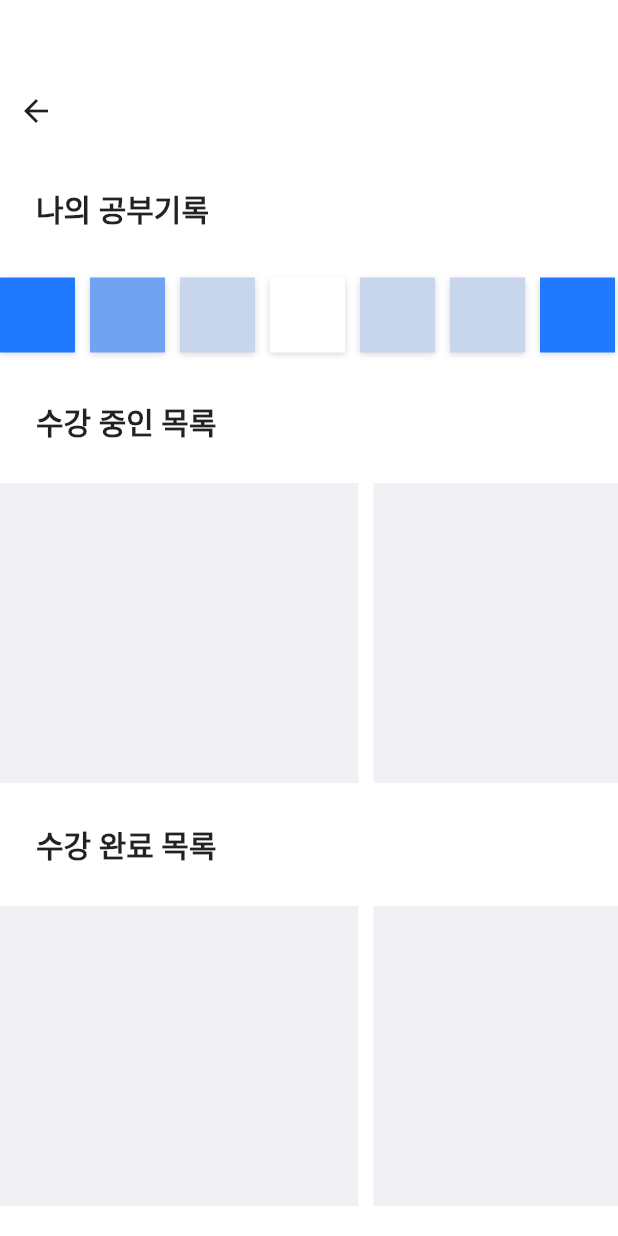
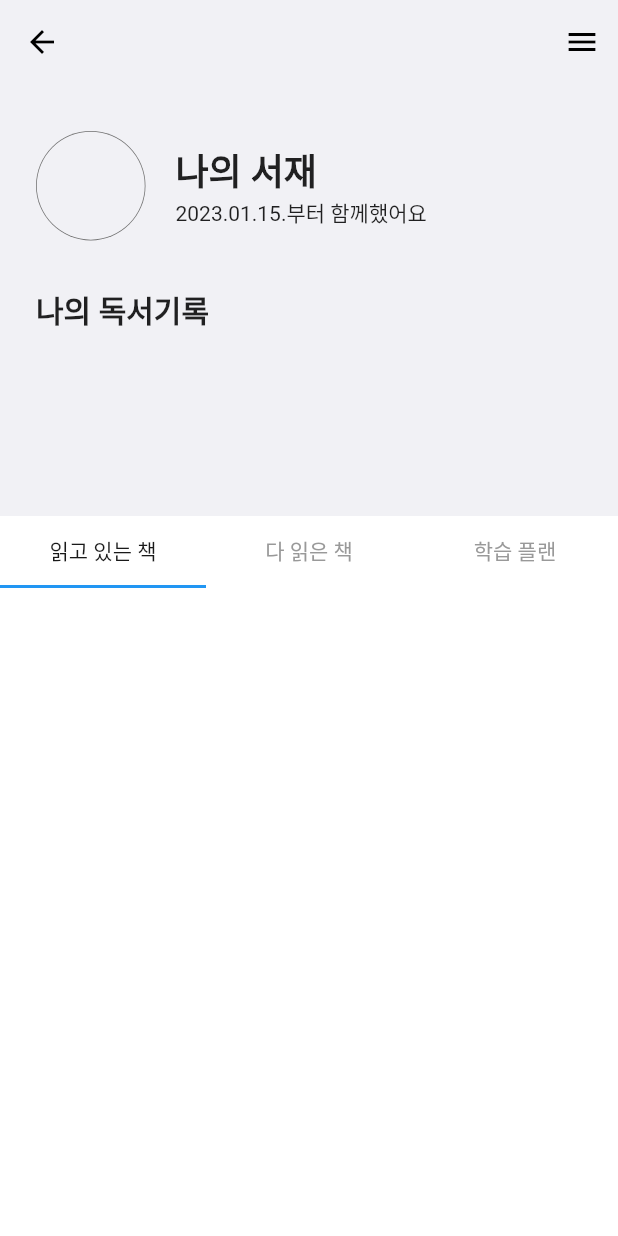
Before and after one commit to GSC2023-Reducer/phopes, a Flutter app: the screen it shows after launch, on a phone screen of 412 x 824 dp. Run offline on Flutter 3.47's test engine with Material 2 defaults, Android fonts, the light colour scheme and no system bars; our stand-ins replace firebase_core, firebase_database, isar, percent_indicator; accounts and stored records are empty; generated files the repository leaves out were written again.

Commit message:
[FEAT] 학습 플랜 DB 연동

```diff
--- a/lib/study_plan_page.dart
+++ b/lib/study_plan_page.dart
@@ -1,5 +1,13 @@
 import 'package:flutter/material.dart';
-import '/widgets/daily_contribution.dart';
+import 'package:isar/isar.dart';
+import 'package:phopes/models/book.dart';
+import 'package:phopes/models/book_chapter.dart';
+import 'package:phopes/models/book_chapters.dart';
+import 'package:phopes/models/book_record.dart';
+import 'package:phopes/models/daily_record.dart';
+import 'package:phopes/widgets/book_preview_card.dart';
+import 'package:phopes/widgets/daily_contribution.dart';
+import 'package:phopes/widgets/student_home_drawer.dart';
 
 final List<Map> item = [
   {
@@ -32,134 +40,238 @@ final List<Map> item = [
   },
 ];
 
-class StudyPlanPage extends StatelessWidget {
+class StudyPlanPage extends StatefulWidget {
   const StudyPlanPage({super.key});
+
+  @override
+  State<StudyPlanPage> createState() => _StudyPlanPageState();
+}
+
+class _StudyPlanPageState extends State<StudyPlanPage> {
+  late Future<List<DailyRecord>> dailyRecords;
+  late Future<List<BookRecord>> finishedBooks;
+  late Future<List<BookRecord>> readingBooks;
+
+  @override
+  void initState() {
+    super.initState();
+    final isar = Isar.openSync(
+      [
+        BookSchema,
+        BookRecordSchema,
+        BookChaptersSchema,
+        BookChapterItemSchema,
+        DailyRecordSchema,
+      ],
+    );
+
+    dailyRecords = isar.dailyRecords.where().findAll();
+    finishedBooks = isar.bookRecords.filter().isFinishedEqualTo(true).findAll();
+    readingBooks = isar.bookRecords.filter().isFinishedEqualTo(false).findAll();
+    // TODO: get 가입 날짜
+  }
 
   @override
   Widget build(BuildContext context) {
     return MaterialApp(
       home: Scaffold(
-          backgroundColor: Colors.white,
+        appBar: AppBar(
+          actions: [
+            Builder(
+              builder: (context) => IconButton(
+                icon: const Icon(Icons.menu),
+                color: Colors.black,
+                onPressed: () => Scaffold.of(context).openEndDrawer(),
+                tooltip: MaterialLocalizations.of(context).openAppDrawerTooltip,
+              ),
+            ),
+          ],
+          elevation: 0.0,
+          backgroundColor: Colors.transparent,
+          leading: IconButton(
+            icon: const Icon(
+              Icons.arrow_back_outlined,
+              color: Colors.black,
+            ),
+            onPressed: () {
+              Navigator.pop(context);
+            },
+          ),
+        ),
+        endDrawer: const StudentHomeDrawer(),
+        backgroundColor: const Color.fromRGBO(241, 241, 245, 1),
         body: Column(
           crossAxisAlignment: CrossAxisAlignment.start,
+          mainAxisAlignment: MainAxisAlignment.spaceBetween,
           children: [
-              const SizedBox(
-                height: 50,
-              ),
-              IconButton(
-                  icon: Icon(Icons.arrow_back_outlined),
-                  onPressed: () {
-                    Navigator.pop(context);
-                  }),
+            Flexible(
+              flex: 3,
+              child: Column(
+                crossAxisAlignment: CrossAxisAlignment.start,
+                mainAxisAlignment: MainAxisAlignment.spaceEvenly,
+                children: [
                   const Padding(
                     padding: EdgeInsets.symmetric(
-                  vertical: 26,
+                      horizontal: 24,
                     ),
-                child: Padding(
+                    child: Row(
+                      children: [
+                        CircleAvatar(
+                          radius: 36.5,
+                          backgroundColor: Color.fromRGBO(112, 112, 112, 1),
+                          child: CircleAvatar(
+                            radius: 36,
+                            backgroundColor: Color.fromRGBO(241, 241, 245, 1),
+                          ),
+                        ),
+                        SizedBox(width: 20),
+                        Column(
+                          crossAxisAlignment: CrossAxisAlignment.start,
+                          children: [
+                            Text(
+                              '나의 서재',
+                              style: TextStyle(
+                                fontSize: 24,
+                                fontWeight: FontWeight.bold,
+                              ),
+                            ),
+                            Text('2023.01.15.부터 함께했어요'),
+                          ],
+                        )
+                      ],
+                    ),
+                  ),
+                  const Padding(
                     padding: EdgeInsets.symmetric(
                       horizontal: 24,
                     ),
                     child: Text(
-                    "나의 공부기록",
+                      "나의 독서기록",
                       style: TextStyle(
                         fontSize: 20,
                         fontWeight: FontWeight.w600,
                       ),
                     ),
                   ),
-              ),
                   SizedBox(
                     height: 60,
-                child: ListView.separated(
-                  itemCount: item.length,
+                    child: FutureBuilder(
+                      future: dailyRecords,
+                      builder: (context, snapshot) {
+                        if (snapshot.hasData) {
+                          return ListView.separated(
+                            itemCount: snapshot.data!.length,
                             itemBuilder: (context, index) => DailyContribution(
-                    contribution: item[index]["contribution"],
-                    date: item[index]["date"],
+                              contribution: snapshot.data![index].chaptersRead
+                                  .countSync(),
+                              date: snapshot.data![index].createdAt!,
                             ),
-                  separatorBuilder: (context, index) => const SizedBox(
+                            separatorBuilder: (context, index) =>
+                                const SizedBox(
                               width: 10,
                             ),
                             scrollDirection: Axis.horizontal,
+                          );
+                        } else if (snapshot.hasError) {
+                          return const SizedBox(
+                            height: 60,
+                          );
+                        }
+                        return const CircularProgressIndicator();
+                      },
                     ),
                   ),
-              const Padding(
-                padding: EdgeInsets.symmetric(
-                  vertical: 26,
+                ],
               ),
-                child: Padding(
-                  padding: EdgeInsets.symmetric(
-                    horizontal: 24,
             ),
-                  child: Text(
-                    "수강 중인 목록",
-                    style: TextStyle(
-                      fontSize: 20,
-                      fontWeight: FontWeight.w600,
+            Flexible(
+              flex: 5,
+              child: DefaultTabController(
+                length: 3,
+                initialIndex: 0,
+                child: Container(
+                  decoration: const BoxDecoration(color: Colors.white),
+                  child: Column(
+                    children: [
+                      const TabBar(
+                        labelColor: Color.fromRGBO(25, 25, 25, 1),
+                        unselectedLabelColor: Color.fromRGBO(153, 153, 153, 1),
+                        tabs: [
+                          Tab(
+                            text: '읽고 있는 책',
+                          ),
+                          Tab(
+                            text: '다 읽은 책',
+                          ),
+                          Tab(
+                            text: '학습 플랜',
+                          )
+                        ],
+                      ),
+                      Flexible(
+                        flex: 1,
+                        child: TabBarView(
+                          children: [
+                            FutureBuilder(
+                              future: readingBooks,
+                              builder: (context, snapshot) {
+                                if (snapshot.hasData) {
+                                  return ListView.separated(
+                                    itemCount: snapshot.data!.length,
+                                    itemBuilder: (context, index) {
+                                      return BookPreviewCard(
+                                          snapshot.data![index].book.value);
+                                    },
+                                    separatorBuilder: (context, index) =>
+                                        const SizedBox(
+                                      width: 10,
+                                    ),
+                                    scrollDirection: Axis.horizontal,
+                                  );
+                                } else if (snapshot.hasError) {
+                                  return const SizedBox(
+                                    height: 60,
+                                  );
+                                }
+                                return const CircularProgressIndicator();
+                              },
+                            ),
+                            FutureBuilder(
+                              future: finishedBooks,
+                              builder: (context, snapshot) {
+                                if (snapshot.hasData) {
+                                  return ListView.separated(
+                                    itemCount: snapshot.data!.length,
+                                    itemBuilder: (context, index) {
+                                      return BookPreviewCard(
+                                          snapshot.data![index].book.value);
+                                    },
+                                    separatorBuilder: (context, index) =>
+                                        const SizedBox(
+                                      width: 10,
+                                    ),
+                                    scrollDirection: Axis.horizontal,
+                                  );
+                                } else if (snapshot.hasError) {
+                                  return const SizedBox(
+                                    height: 60,
+                                  );
+                                }
+                                return const CircularProgressIndicator();
+                              },
+                            ),
+                            const Text('3'),
+                          ],
+                        ),
+                      )
+                    ],
                   ),
                 ),
               ),
             ),
-              SizedBox(
-                height: 200,
-                child: ListView.separated(
-                  itemCount: 2,
-                  itemBuilder: (context, index) => SizedBox(
-                    height: 200,
-                    width: 239,
-                    child: Container(
-                      height: 50,
-                      width: 50,
-                      decoration: const BoxDecoration(
-                        color: Color.fromRGBO(241, 241, 245, 1),
+          ],
         ),
       ),
-                  ),
-                  separatorBuilder: (context, index) => const SizedBox(
-                    width: 10,
-                  ),
-                  scrollDirection: Axis.horizontal,
-                ),
-              ),
-              const Padding(
-                padding: EdgeInsets.symmetric(
-                  vertical: 26,
-                ),
-                child: Padding(
-                  padding: EdgeInsets.symmetric(
-                    horizontal: 24,
-                  ),
-                  child: Text(
-                    "수강 완료 목록",
-                    style: TextStyle(
-                      fontSize: 20,
-                      fontWeight: FontWeight.w600,
-                    ),
-                  ),
-                ),
-              ),
-              SizedBox(
-                height: 200,
-                child: ListView.separated(
-                  itemCount: 2,
-                  itemBuilder: (context, index) => SizedBox(
-                    height: 200,
-                    width: 239,
-                    child: Container(
-                      height: 50,
-                      width: 50,
-                      decoration: const BoxDecoration(
-                        color: Color.fromRGBO(241, 241, 245, 1),
-                      ),
-                    ),
-                  ),
-                  separatorBuilder: (context, index) => const SizedBox(
-                    width: 10,
-                  ),
-                  scrollDirection: Axis.horizontal,
-                ),
-              ),
-            ],
-          )),
     );
   }
 }
--- a/lib/widgets/book_preview_card.dart
+++ b/lib/widgets/book_preview_card.dart
@@ -1,10 +1,8 @@
 import 'package:flutter/material.dart';
-import 'package:intl/intl.dart';
-import 'package:percent_indicator/percent_indicator.dart';
-import 'package:phopes/data/book.dart';
+import 'package:phopes/models/book.dart';
 
 class BookPreviewCard extends StatelessWidget {
-  final Book singleBook;
+  final Book? singleBook;
 
   const BookPreviewCard(this.singleBook, {super.key});
 
@@ -12,9 +10,9 @@ class BookPreviewCard extends StatelessWidget {
   Widget build(BuildContext context) {
     return Container(
       height: 500,
-      margin: EdgeInsets.fromLTRB(16, 0, 16, 0),
+      margin: const EdgeInsets.fromLTRB(16, 0, 16, 0),
       width: 250,
-      decoration: BoxDecoration(
+      decoration: const BoxDecoration(
         gradient: LinearGradient(
             colors: [Color(0xffE2EDFF), Color(0xffF7F5E1)], stops: [0, 1]),
         borderRadius: BorderRadius.all(Radius.circular(30)),
@@ -26,21 +24,22 @@ class BookPreviewCard extends StatelessWidget {
         child: Column(
           children: <Widget>[
             Container(
-              margin: EdgeInsets.only(top: 25),
+              margin: const EdgeInsets.only(top: 25),
               decoration: const BoxDecoration(
                 color: Color(0xffF1F1F5),
               ),
-              child: Image.asset(singleBook.imagePath, height: 220, width: 150),
+              child:
+                  Image.asset(singleBook!.thumbnail!, height: 220, width: 150),
             ),
             Container(
               width: 150,
-              margin: EdgeInsets.only(top: 15),
+              margin: const EdgeInsets.only(top: 15),
               child: Row(
                 mainAxisAlignment: MainAxisAlignment.spaceBetween,
                 children: [
                   Container(
                     color: Colors.transparent,
-                    child: Text("${singleBook.bookName}",
+                    child: Text(singleBook!.title!,
                         textAlign: TextAlign.left,
                         style: const TextStyle(
                             fontFamily: 'NotoSansKR',
@@ -48,7 +47,7 @@ class BookPreviewCard extends StatelessWidget {
                             color: Color(0xff191919),
                             fontSize: 15)),
                   ),
-                  Icon(
+                  const Icon(
                     Icons.play_circle_outline,
                     color: Color(0xff707070),
                     size: 20.0,
@@ -57,10 +56,10 @@ class BookPreviewCard extends StatelessWidget {
               ),
             ),
             Container(
-                margin: EdgeInsets.only(top: 5),
+                margin: const EdgeInsets.only(top: 5),
                 width: 150,
                 color: Colors.transparent,
-                child: Text("${singleBook.author}",
+                child: Text(singleBook!.author!,
                     textAlign: TextAlign.left,
                     style: const TextStyle(
                         fontFamily: 'NotoSansKR',
```
Also changed, not shown: pubspec.yaml (+3 -16 lines), pubspec.lock, 7 other files. Lines whose indentation alone changed are shown as unchanged.
